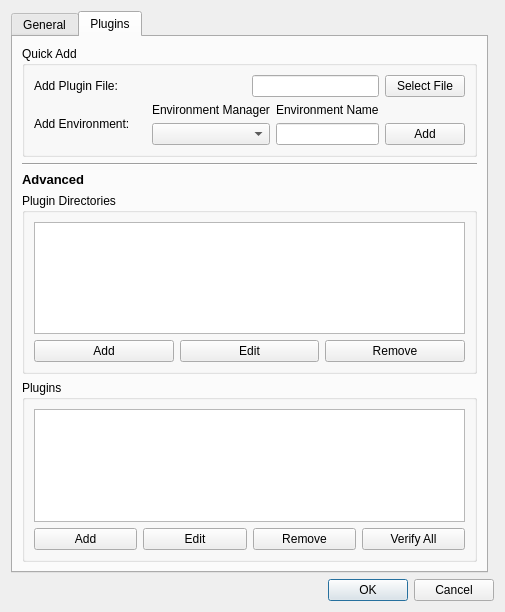
This is src/wiser/gui/ui_files/app_config.ui in Ehlmann-research-group/WISER as Qt 5 draws it before an edit. The edited form follows.
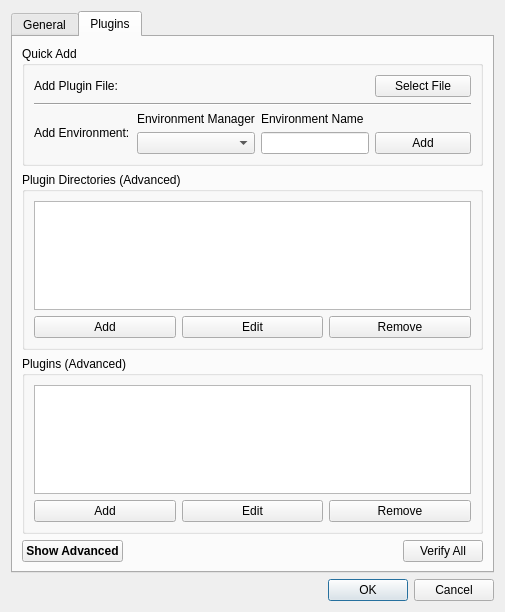
This is the edited form.

Commit message: Finished editing the UI to make the new way to add plugins more intuitive

```diff
--- a/src/wiser/gui/ui_files/app_config.ui
+++ b/src/wiser/gui/ui_files/app_config.ui
@@ -14,17 +14,7 @@
    <string>WISER Configuration</string>
   </property>
   <layout class="QGridLayout" name="gridLayout">
-   <item row="3" column="0" colspan="2">
-    <widget class="QDialogButtonBox" name="buttonBox">
-     <property name="orientation">
-      <enum>Qt::Horizontal</enum>
-     </property>
-     <property name="standardButtons">
-      <set>QDialogButtonBox::Cancel|QDialogButtonBox::Ok</set>
-     </property>
-    </widget>
-   </item>
-   <item row="2" column="0">
+   <item row="4" column="0">
     <widget class="QTabWidget" name="tabWidget">
      <property name="currentIndex">
       <number>1</number>
@@ -286,22 +276,15 @@
        <string>Plugins</string>
       </attribute>
       <layout class="QGridLayout" name="gridLayout_6">
-       <item row="5" column="0">
+       <item row="4" column="0">
         <widget class="QGroupBox" name="gbox_plugins">
          <property name="title">
-          <string>Plugins</string>
+          <string>Plugins (Advanced)</string>
          </property>
-         <layout class="QGridLayout" name="gridLayout_11">
-          <item row="1" column="0">
-           <widget class="QPushButton" name="btn_add_plugin">
-            <property name="text">
-             <string>Add</string>
-            </property>
-           </widget>
-          </item>
-          <item row="0" column="0" colspan="4">
-           <widget class="QListWidget" name="list_plugins"/>
-          </item>
+         <layout class="QGridLayout" name="gridLayout_11" columnstretch="0,0,0">
+          <property name="topMargin">
+           <number>9</number>
+          </property>
           <item row="1" column="2">
            <widget class="QPushButton" name="btn_del_plugin">
             <property name="text">
@@ -309,10 +292,13 @@
             </property>
            </widget>
           </item>
-          <item row="1" column="3">
-           <widget class="QPushButton" name="btn_verify_plugins">
+          <item row="0" column="0" colspan="3">
+           <widget class="QListWidget" name="list_plugins"/>
+          </item>
+          <item row="1" column="0">
+           <widget class="QPushButton" name="btn_add_plugin">
             <property name="text">
-             <string>Verify All</string>
+             <string>Add</string>
             </property>
            </widget>
           </item>
@@ -326,10 +312,165 @@
          </layout>
         </widget>
        </item>
-       <item row="4" column="0">
+       <item row="0" column="0">
+        <widget class="QGroupBox" name="gbox_quick_add_plugin">
+         <property name="title">
+          <string>Quick Add</string>
+         </property>
+         <layout class="QGridLayout" name="gridLayout_12">
+          <item row="2" column="0">
+           <widget class="QLabel" name="lbl_add_env">
+            <property name="sizePolicy">
+             <sizepolicy hsizetype="Preferred" vsizetype="Fixed">
+              <horstretch>0</horstretch>
+              <verstretch>0</verstretch>
+             </sizepolicy>
+            </property>
+            <property name="text">
+             <string>Add Environment:</string>
+            </property>
+           </widget>
+          </item>
+          <item row="2" column="1">
+           <layout class="QVBoxLayout" name="vlayout_env_manager">
+            <item>
+             <widget class="QLabel" name="lbl_env_manager">
+              <property name="sizePolicy">
+               <sizepolicy hsizetype="Preferred" vsizetype="Fixed">
+                <horstretch>0</horstretch>
+                <verstretch>0</verstretch>
+               </sizepolicy>
+              </property>
+              <property name="text">
+               <string>Environment Manager</string>
+              </property>
+             </widget>
+            </item>
+            <item>
+             <widget class="QComboBox" name="cbox_env_manager"/>
+            </item>
+           </layout>
+          </item>
+          <item row="0" column="3">
+           <widget class="QPushButton" name="btn_add_plugin_file">
+            <property name="text">
+             <string>Select File</string>
+            </property>
+           </widget>
+          </item>
+          <item row="0" column="0">
+           <widget class="QLabel" name="lbl_plugin_file">
+            <property name="text">
+             <string>Add Plugin File:</string>
+            </property>
+           </widget>
+          </item>
+          <item row="2" column="3">
+           <layout class="QVBoxLayout" name="vlayout_add_env">
+            <item>
+             <widget class="QLabel" name="lbl_add_env_spacing">
+              <property name="sizePolicy">
+               <sizepolicy hsizetype="Preferred" vsizetype="Fixed">
+                <horstretch>0</horstretch>
+                <verstretch>0</verstretch>
+               </sizepolicy>
+              </property>
+              <property name="text">
+               <string/>
+              </property>
+             </widget>
+            </item>
+            <item>
+             <widget class="QPushButton" name="btn_add_env">
+              <property name="text">
+               <string>Add</string>
+              </property>
+             </widget>
+            </item>
+           </layout>
+          </item>
+          <item row="2" column="2">
+           <layout class="QVBoxLayout" name="vlayout_env_name">
+            <item>
+             <widget class="QLabel" name="lbl_env_name">
+              <property name="sizePolicy">
+               <sizepolicy hsizetype="Preferred" vsizetype="Fixed">
+                <horstretch>0</horstretch>
+                <verstretch>0</verstretch>
+               </sizepolicy>
+              </property>
+              <property name="text">
+               <string>Environment Name</string>
+              </property>
+             </widget>
+            </item>
+            <item>
+             <widget class="QLineEdit" name="ledit_env_name">
+              <property name="sizePolicy">
+               <sizepolicy hsizetype="Preferred" vsizetype="Fixed">
+                <horstretch>0</horstretch>
+                <verstretch>0</verstretch>
+               </sizepolicy>
+              </property>
+             </widget>
+            </item>
+           </layout>
+          </item>
+          <item row="1" column="0" colspan="4">
+           <widget class="Line" name="line">
+            <property name="orientation">
+             <enum>Qt::Horizontal</enum>
+            </property>
+           </widget>
+          </item>
+         </layout>
+        </widget>
+       </item>
+       <item row="6" column="0">
+        <layout class="QHBoxLayout" name="horizontalLayout">
+         <item>
+          <widget class="QPushButton" name="btn_show_advanced">
+           <property name="maximumSize">
+            <size>
+             <width>110</width>
+             <height>16777215</height>
+            </size>
+           </property>
+           <property name="styleSheet">
+            <string notr="true">font-weight: bold;
+ </string>
+           </property>
+           <property name="text">
+            <string>Show Advanced</string>
+           </property>
+          </widget>
+         </item>
+         <item>
+          <spacer name="horizontalSpacer">
+           <property name="orientation">
+            <enum>Qt::Horizontal</enum>
+           </property>
+           <property name="sizeHint" stdset="0">
+            <size>
+             <width>40</width>
+             <height>20</height>
+            </size>
+           </property>
+          </spacer>
+         </item>
+         <item>
+          <widget class="QPushButton" name="btn_verify_plugins">
+           <property name="text">
+            <string>Verify All</string>
+           </property>
+          </widget>
+         </item>
+        </layout>
+       </item>
+       <item row="3" column="0">
         <widget class="QGroupBox" name="gbox_plugin_paths">
          <property name="title">
-          <string>Plugin Directories</string>
+          <string>Plugin Directories (Advanced)</string>
          </property>
          <layout class="QGridLayout" name="gridLayout_7">
           <item row="0" column="0" colspan="3">
@@ -359,137 +500,33 @@
          </layout>
         </widget>
        </item>
-       <item row="1" column="0">
-        <widget class="Line" name="line_2">
+       <item row="5" column="0">
+        <spacer name="verticalSpacer">
          <property name="orientation">
-          <enum>Qt::Horizontal</enum>
+          <enum>Qt::Vertical</enum>
          </property>
-        </widget>
-       </item>
-       <item row="0" column="0">
-        <widget class="QGroupBox" name="gbox_quick_add_plugin">
-         <property name="title">
-          <string>Quick Add</string>
+         <property name="sizeHint" stdset="0">
+          <size>
+           <width>20</width>
+           <height>40</height>
+          </size>
          </property>
-         <layout class="QVBoxLayout" name="verticalLayout">
-          <item>
-           <layout class="QHBoxLayout" name="hlayout_add_plugin">
-            <item>
-             <widget class="QLabel" name="lbl_plugin_file">
-              <property name="text">
-               <string>Add Plugin File:</string>
-              </property>
-             </widget>
-            </item>
-            <item>
-             <spacer name="hspacer_add_plugin">
-              <property name="orientation">
-               <enum>Qt::Horizontal</enum>
-              </property>
-              <property name="sizeHint" stdset="0">
-               <size>
-                <width>40</width>
-                <height>20</height>
-               </size>
-              </property>
-             </spacer>
-            </item>
-            <item>
-             <widget class="QLineEdit" name="ledit_plugin_path"/>
-            </item>
-            <item>
-             <widget class="QPushButton" name="btn_add_plugin_file">
-              <property name="text">
-               <string>Select File</string>
-              </property>
-             </widget>
-            </item>
-           </layout>
-          </item>
-          <item>
-           <layout class="QHBoxLayout" name="hlayout_add_env">
-            <item>
-             <widget class="QLabel" name="lbl_add_env">
-              <property name="text">
-               <string>Add Environment:</string>
-              </property>
-             </widget>
-            </item>
-            <item>
-             <spacer name="hspacer_add_env">
-              <property name="orientation">
-               <enum>Qt::Horizontal</enum>
-              </property>
-              <property name="sizeHint" stdset="0">
-               <size>
-                <width>40</width>
-                <height>20</height>
-               </size>
-              </property>
-             </spacer>
-            </item>
-            <item>
-             <layout class="QVBoxLayout" name="vlayout_env_manager">
-              <item>
-               <widget class="QLabel" name="lbl_env_manager">
-                <property name="text">
-                 <string>Environment Manager</string>
-                </property>
-               </widget>
-              </item>
-              <item>
-               <widget class="QComboBox" name="cbox_env_manager"/>
-              </item>
-             </layout>
-            </item>
-            <item>
-             <layout class="QVBoxLayout" name="vlayout_env_name">
-              <item>
-               <widget class="QLabel" name="lbl_env_name">
-                <property name="text">
-                 <string>Environment Name</string>
-                </property>
-               </widget>
-              </item>
-              <item>
-               <widget class="QLineEdit" name="ledit_env_name"/>
-              </item>
-             </layout>
-            </item>
-            <item>
-             <layout class="QVBoxLayout" name="vlayout_add_env">
-              <item>
-               <widget class="QLabel" name="lbl_add_env_spacing">
-                <property name="text">
-                 <string/>
-                </property>
-               </widget>
-              </item>
-              <item>
-               <widget class="QPushButton" name="btn_add_env">
-                <property name="text">
-                 <string>Add</string>
-                </property>
-               </widget>
-              </item>
-             </layout>
-            </item>
-           </layout>
-          </item>
-         </layout>
-        </widget>
-       </item>
-       <item row="3" column="0">
-        <widget class="QLabel" name="lbl_advanced_section">
-         <property name="text">
-          <string>&lt;html&gt;&lt;head/&gt;&lt;body&gt;&lt;p&gt;&lt;span style=&quot; font-size:10pt; font-weight:600;&quot;&gt;Advanced&lt;/span&gt;&lt;/p&gt;&lt;/body&gt;&lt;/html&gt;</string>
-         </property>
-        </widget>
+        </spacer>
        </item>
       </layout>
      </widget>
     </widget>
    </item>
+   <item row="5" column="0">
+    <widget class="QDialogButtonBox" name="buttonBox">
+     <property name="orientation">
+      <enum>Qt::Horizontal</enum>
+     </property>
+     <property name="standardButtons">
+      <set>QDialogButtonBox::Cancel|QDialogButtonBox::Ok</set>
+     </property>
+    </widget>
+   </item>
   </layout>
  </widget>
  <tabstops>
```
Left out of the diff: 3 changed lines with no effect on the pictures. The commit also changes 1 other file.
